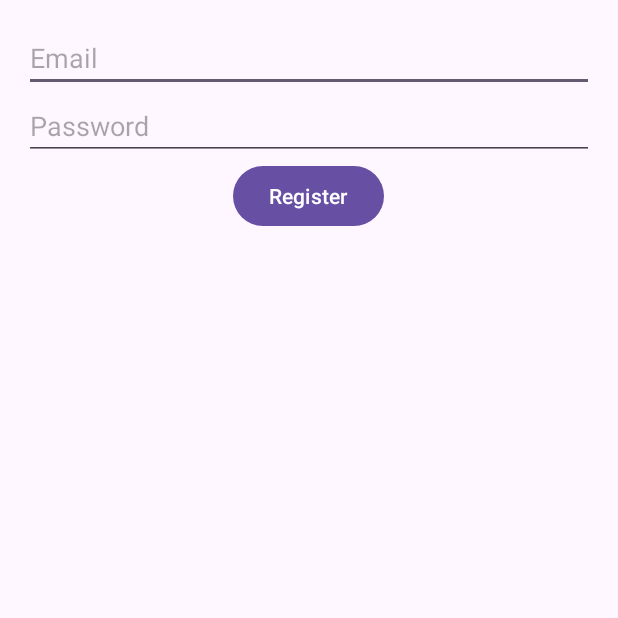
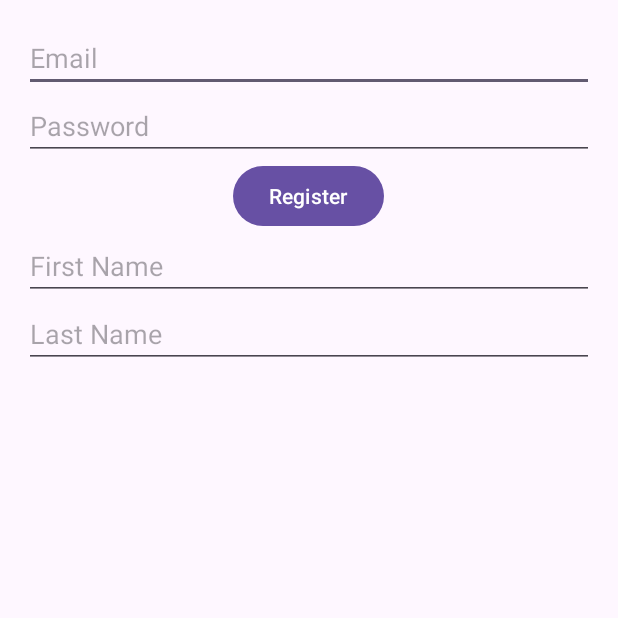
Before and after one commit to ivemobileapp6/MobileApp, an Android app: the RegisterActivity screen opened directly, with no data from a screen before it, after a tap on "Register", on a phone screen of 412 x 824 dp, the top half of it. Run offline under Robolectric (Android 15) with nearby library versions, the phone set to English and light mode, and no system bars; our stand-ins replace Firebase (no records; nobody signed in at launch, a user with empty details on screens opened directly); network calls fail.

Commit message:
11th Commit + Edit Profile

```diff
--- a/app/build.gradle
+++ b/app/build.gradle
@@ -37,6 +37,7 @@ dependencies {
     implementation 'com.google.android.gms:play-services-maps:18.1.0'
     implementation 'com.google.android.gms:play-services-location:21.0.1'
     implementation  'com.karumi:dexter:6.2.2'
+    implementation 'com.google.firebase:firebase-database:19.7.0'
 
     implementation 'com.github.bumptech.glide:glide:4.11.0'
     annotationProcessor 'com.github.bumptech.glide:compiler:4.11.0'
--- a/app/src/main/AndroidManifest.xml
+++ b/app/src/main/AndroidManifest.xml
@@ -38,6 +38,9 @@
         <activity android:name=".Act4" />
         <activity android:name=".Payment" />
         <activity android:name=".PaymentHistoryActivity" />
+        <activity android:name=".EditProfile" />
+        <activity android:name=".ChangePasswordActivity"/>
+        <activity android:name=".EditInformationActivity"/>
 
         <activity
             android:name=".LoginActivity"
--- a/app/src/main/java/com/example/mobileapp/MainActivity.java
+++ b/app/src/main/java/com/example/mobileapp/MainActivity.java
@@ -148,6 +148,9 @@ public class MainActivity extends AppCompatActivity implements NavigationView.On
         }else if (id == R.id.nav_act5) {
             intent = new Intent(MainActivity.this, Payment.class);
             startActivity(intent);
+        } else if (id == R.id.nav_act6) {
+            intent = new Intent(MainActivity.this, EditProfile.class);
+            startActivity(intent);
         }
 
         drawerLayout.closeDrawer(GravityCompat.START);
--- a/app/src/main/java/com/example/mobileapp/RegisterActivity.java
+++ b/app/src/main/java/com/example/mobileapp/RegisterActivity.java
@@ -1,19 +1,26 @@
 package com.example.mobileapp;
 
 import androidx.appcompat.app.AppCompatActivity;
+import android.content.Intent;
 import android.os.Bundle;
 import android.view.View;
 import android.widget.Button;
 import android.widget.EditText;
 import android.widget.Toast;
 import com.google.firebase.auth.FirebaseAuth;
+import com.google.firebase.database.DatabaseError;
+import com.google.firebase.database.DatabaseReference;
+import com.google.firebase.database.FirebaseDatabase;
 
 public class RegisterActivity extends AppCompatActivity {
+    private EditText etFirstName;
+    private EditText etLastName;
     private EditText etEmail;
     private EditText etPassword;
     private Button btnRegister;
 
     private FirebaseAuth mAuth;
+    private DatabaseReference mDatabase;
 
     @Override
     protected void onCreate(Bundle savedInstanceState) {
@@ -21,7 +28,10 @@ public class RegisterActivity extends AppCompatActivity {
         setContentView(R.layout.activity_register);
 
         mAuth = FirebaseAuth.getInstance();
+        mDatabase = FirebaseDatabase.getInstance("https://mobileapp-7b6c9-default-rtdb.asia-southeast1.firebasedatabase.app").getReference();
 
+        etFirstName = findViewById(R.id.et_first_name);
+        etLastName = findViewById(R.id.et_last_name);
         etEmail = findViewById(R.id.et_email);
         etPassword = findViewById(R.id.et_password);
         btnRegister = findViewById(R.id.btn_register);
@@ -35,19 +45,49 @@ public class RegisterActivity extends AppCompatActivity {
     }
 
     private void registerUser() {
+        String firstName = etFirstName.getText().toString().trim();
+        String lastName = etLastName.getText().toString().trim();
         String email = etEmail.getText().toString().trim();
         String password = etPassword.getText().toString().trim();
 
-        if (email.isEmpty() || password.isEmpty()) {
-            Toast.makeText(RegisterActivity.this, "Please enter email and password", Toast.LENGTH_SHORT).show();
+        if (firstName.isEmpty() || lastName.isEmpty() || email.isEmpty() || password.isEmpty()) {
+            Toast.makeText(RegisterActivity.this, "Please enter all the fields", Toast.LENGTH_SHORT).show();
             return;
         }
 
         mAuth.createUserWithEmailAndPassword(email, password)
                 .addOnCompleteListener(this, task -> {
                     if (task.isSuccessful()) {
-                        Toast.makeText(RegisterActivity.this, "Registration successful", Toast.LENGTH_SHORT).show();
-                        // Navigate to main activity or login activity
+                        String userId = mAuth.getCurrentUser().getUid();
+                        DatabaseReference userRef = mDatabase.child("users").child(userId);
+
+                        userRef.child("firstName").setValue(firstName, new DatabaseReference.CompletionListener() {
+                            @Override
+                            public void onComplete(DatabaseError databaseError, DatabaseReference databaseReference) {
+                                if (databaseError != null) {
+                                    Toast.makeText(RegisterActivity.this, "Error saving firstName: " + databaseError.getMessage(), Toast.LENGTH_SHORT).show();
+                                } else {
+                                    Toast.makeText(RegisterActivity.this, "Registration successful", Toast.LENGTH_SHORT).show();
+                                    Intent intent = new Intent(RegisterActivity.this, LoginActivity.class);
+                                    startActivity(intent);
+                                    finish();
+                                }
+                            }
+                        });
+
+                        // Add completion listeners for the other fields as well
+                        userRef.child("lastName").setValue(lastName, (databaseError, databaseReference) -> {
+                            if (databaseError != null) {
+                                Toast.makeText(RegisterActivity.this, "Error saving lastName: " + databaseError.getMessage(), Toast.LENGTH_SHORT).show();
+                            }
+                        });
+
+                        userRef.child("email").setValue(email, (databaseError, databaseReference) -> {
+                            if (databaseError != null) {
+                                Toast.makeText(RegisterActivity.this, "Error saving email: " + databaseError.getMessage(), Toast.LENGTH_SHORT).show();
+                            }
+                        });
+
                     } else {
                         Toast.makeText(RegisterActivity.this, "Registration failed: " + task.getException().getMessage(), Toast.LENGTH_SHORT).show();
                     }
--- a/app/src/main/res/layout/activity_register.xml
+++ b/app/src/main/res/layout/activity_register.xml
@@ -33,5 +33,17 @@
             android:layout_height="wrap_content"
             android:text="Register" />
 
+        <EditText
+            android:id="@+id/et_first_name"
+            android:layout_width="match_parent"
+            android:layout_height="wrap_content"
+            android:hint="First Name" />
+
+        <EditText
+            android:id="@+id/et_last_name"
+            android:layout_width="match_parent"
+            android:layout_height="wrap_content"
+            android:hint="Last Name" />
+
     </LinearLayout>
 </ScrollView>
```
Also changed, not shown: app/src/main/res/menu/drawer_menu.xml (+10 -1 lines).
